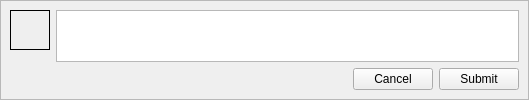
Above: ui/CommentAdd.ui from dmzdev/stance before the change. Below: the same form after it.
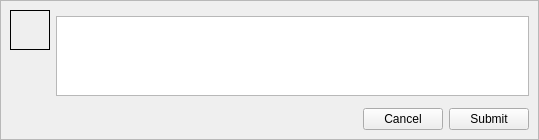
That is the form after the change.

Patch:
```diff
--- a/ui/CommentAdd.ui
+++ b/ui/CommentAdd.ui
@@ -6,8 +6,8 @@
    <rect>
     <x>0</x>
     <y>0</y>
-    <width>458</width>
-    <height>100</height>
+    <width>539</width>
+    <height>140</height>
    </rect>
   </property>
   <property name="windowTitle">
@@ -35,9 +35,7 @@
       <enum>QFrame::Raised</enum>
      </property>
      <layout class="QGridLayout" name="gridLayout">
-      <item row="0" column="0" rowspan="2">
-       <layout class="QVBoxLayout" name="verticalLayout_2">
-        <item>
+      <item row="0" column="0">
          <widget class="QLabel" name="avatarLabel">
           <property name="sizePolicy">
            <sizepolicy hsizetype="Fixed" vsizetype="Fixed">
@@ -71,47 +69,20 @@
           </property>
          </widget>
         </item>
-        <item>
+      <item row="1" column="0" rowspan="2">
          <spacer name="verticalSpacer">
           <property name="orientation">
            <enum>Qt::Vertical</enum>
           </property>
           <property name="sizeHint" stdset="0">
            <size>
-            <width>20</width>
-            <height>13</height>
+          <width>37</width>
+          <height>29</height>
            </size>
           </property>
          </spacer>
         </item>
-       </layout>
-      </item>
-      <item row="0" column="1" colspan="3">
-       <widget class="QTextEdit" name="textEdit">
-        <property name="sizePolicy">
-         <sizepolicy hsizetype="Expanding" vsizetype="Maximum">
-          <horstretch>0</horstretch>
-          <verstretch>0</verstretch>
-         </sizepolicy>
-        </property>
-        <property name="minimumSize">
-         <size>
-          <width>0</width>
-          <height>40</height>
-         </size>
-        </property>
-        <property name="maximumSize">
-         <size>
-          <width>16777215</width>
-          <height>16777215</height>
-         </size>
-        </property>
-        <property name="tabChangesFocus">
-         <bool>true</bool>
-        </property>
-       </widget>
-      </item>
-      <item row="1" column="1">
+      <item row="2" column="1">
        <spacer name="horizontalSpacer">
         <property name="orientation">
          <enum>Qt::Horizontal</enum>
@@ -124,20 +95,45 @@
         </property>
        </spacer>
       </item>
-      <item row="1" column="3">
-       <widget class="QPushButton" name="submitButton">
-        <property name="text">
-         <string>Submit</string>
-        </property>
-       </widget>
-      </item>
-      <item row="1" column="2">
+      <item row="2" column="2">
        <widget class="QPushButton" name="cancelButton">
         <property name="text">
          <string>Cancel</string>
         </property>
        </widget>
       </item>
+      <item row="2" column="3">
+       <widget class="QPushButton" name="submitButton">
+        <property name="text">
+         <string>Submit</string>
+        </property>
+       </widget>
+      </item>
+      <item row="0" column="1" rowspan="2" colspan="3">
+       <widget class="QTextEdit" name="textEdit">
+        <property name="sizePolicy">
+         <sizepolicy hsizetype="Expanding" vsizetype="Fixed">
+          <horstretch>0</horstretch>
+          <verstretch>0</verstretch>
+         </sizepolicy>
+        </property>
+        <property name="minimumSize">
+         <size>
+          <width>0</width>
+          <height>80</height>
+         </size>
+        </property>
+        <property name="maximumSize">
+         <size>
+          <width>16777215</width>
+          <height>80</height>
+         </size>
+        </property>
+        <property name="tabChangesFocus">
+         <bool>true</bool>
+        </property>
+       </widget>
+      </item>
      </layout>
     </widget>
    </item>
```
Lines whose indentation alone changed are shown as unchanged.
